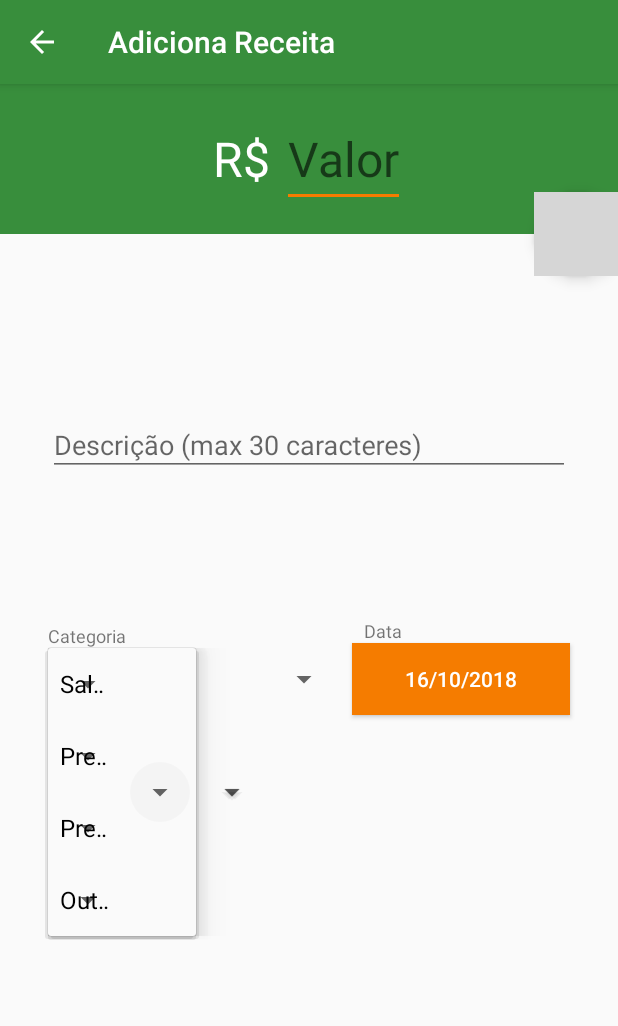
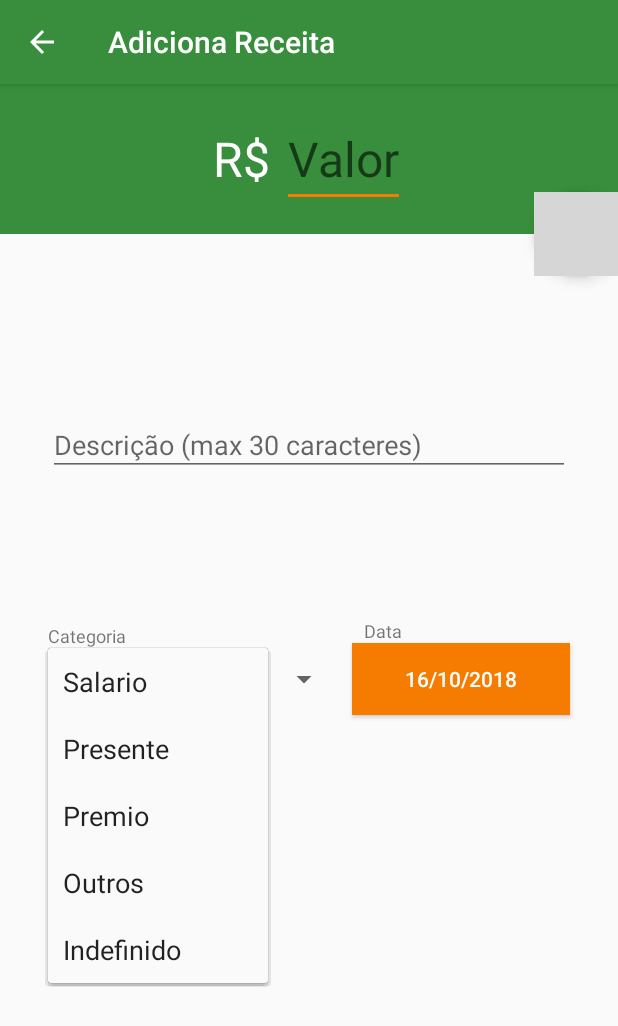
Before and after one commit to adilson-utiama/financasok, an Android app: the ReceitaActivity screen opened directly, with no data from a screen before it, after a tap on "Salario", on a phone screen of 412 x 824 dp. Shown: the top 1026 px of the screen. Run offline under Robolectric (Android 15) with nearby library versions, the phone set to English and light mode, and no system bars; libraries missing offline, so code that uses them is left out: com.applandeo.materialcalendarview; Roboto replaces fonts that are not available here; grey boxes are pictures that could not be loaded.

Commit message:
Modificando e corrigindo spinner Categoria Receita

```diff
--- a/app/src/main/java/com/asuprojects/walletok/model/enums/CategoriaReceita.java
+++ b/app/src/main/java/com/asuprojects/walletok/model/enums/CategoriaReceita.java
@@ -5,7 +5,8 @@ public enum CategoriaReceita {
     SALARIO("Salario"),
     PRESENTE("Presente"),
     PREMIO("Premio"),
-    OUTROS("Outros");
+    OUTROS("Outros"),
+    INDEFINIDO("Indefinido");
 
     private String descricao;
 
@@ -23,6 +24,6 @@ public enum CategoriaReceita {
                 return c;
             }
         }
-        throw new RuntimeException("Objeto nao encontrado");
+        return INDEFINIDO;
     }
 }
--- a/app/src/main/java/com/asuprojects/walletok/ui/ReceitaActivity.java
+++ b/app/src/main/java/com/asuprojects/walletok/ui/ReceitaActivity.java
@@ -98,10 +98,8 @@ public class ReceitaActivity extends AppCompatActivity {
         }
 
         ArrayAdapter<String> adapter = new ArrayAdapter<>(this, android.R.layout.simple_spinner_item, listaCategorias);
-        adapter.setDropDownViewResource(android.R.layout.simple_spinner_dropdown_item);
+        adapter.setDropDownViewResource(R.layout.spinner_dropdown_item);
         spinnerReceita.setAdapter(adapter);
-
-
 
         btnSalvar = findViewById(R.id.btn_salvar_receita);
         btnSalvar.setOnClickListener(new View.OnClickListener() {
--- a/app/src/main/res/layout/activity_receita.xml
+++ b/app/src/main/res/layout/activity_receita.xml
@@ -60,8 +60,7 @@
                 android:layout_height="41dp"
                 android:layout_marginEnd="8dp"
                 android:layout_marginTop="16dp"
-                android:focusable="true"
-                android:theme="@style/SpinnerCustom"
+                android:spinnerMode="dropdown"
                 app:layout_constraintBottom_toBottomOf="parent"
                 app:layout_constraintEnd_toStartOf="@+id/guideline"
                 app:layout_constraintStart_toStartOf="@+id/textInputLayoutDescricaoReceita"
```
